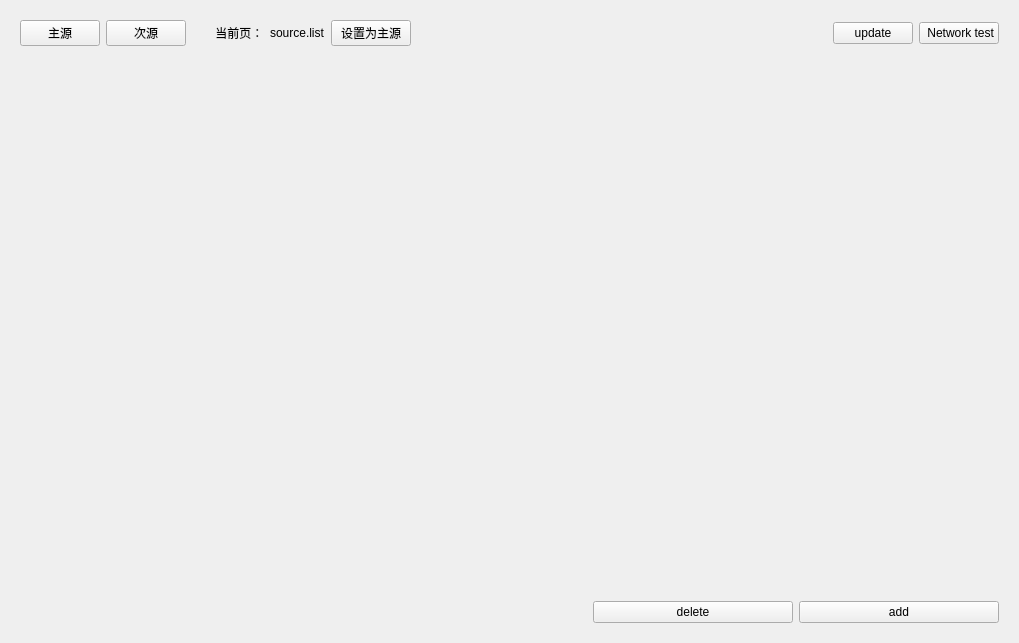
Above: src/sourcemanager.ui from HuaYaDong1/sourceMangager before the change. Below: the same form after it.
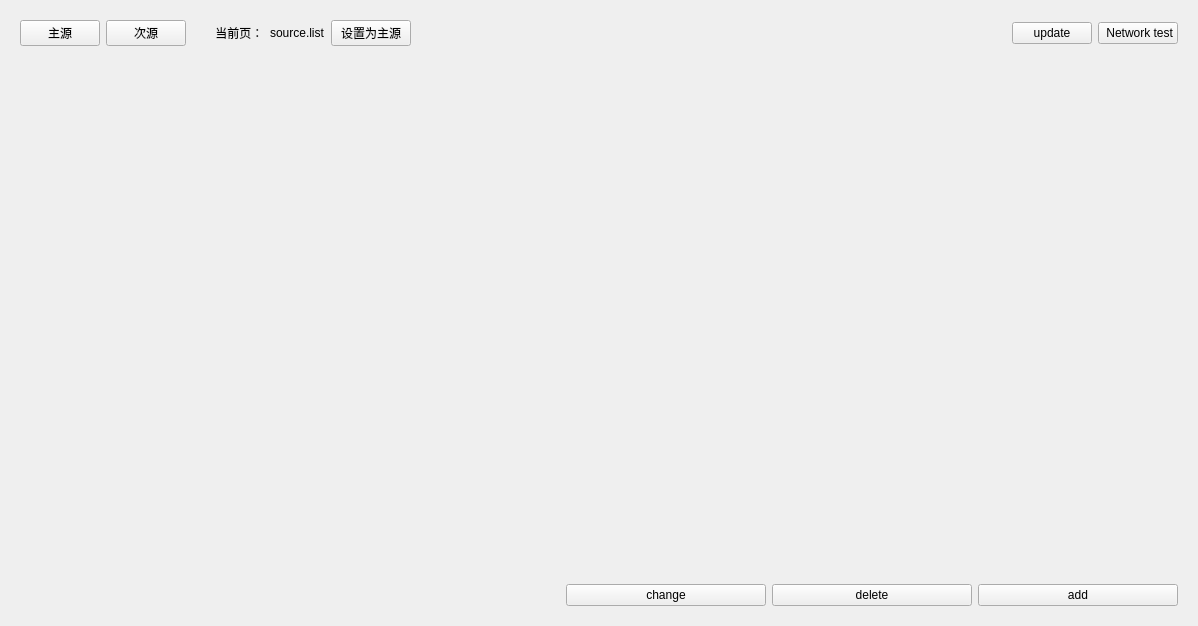
That is the form after the change.

Patch:
```diff
--- a/src/sourcemanager.ui
+++ b/src/sourcemanager.ui
@@ -6,8 +6,8 @@
    <rect>
     <x>0</x>
     <y>0</y>
-    <width>1019</width>
-    <height>643</height>
+    <width>1198</width>
+    <height>626</height>
    </rect>
   </property>
   <property name="windowTitle">
@@ -210,6 +210,25 @@
         </property>
        </spacer>
       </item>
+      <item>
+       <widget class="QPushButton" name="changeBtn">
+        <property name="minimumSize">
+         <size>
+          <width>200</width>
+          <height>0</height>
+         </size>
+        </property>
+        <property name="maximumSize">
+         <size>
+          <width>200</width>
+          <height>16777215</height>
+         </size>
+        </property>
+        <property name="text">
+         <string>change</string>
+        </property>
+       </widget>
+      </item>
       <item>
        <widget class="QPushButton" name="deleteBtn">
         <property name="minimumSize">
```
